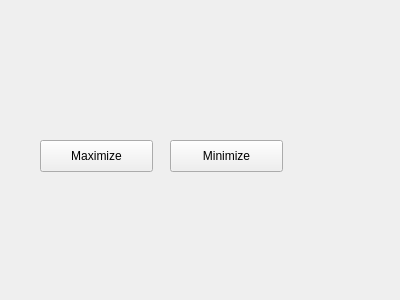
Old version of the form sample/ui/test_signal_slot.ui in the repository stephenlyu/goqtuic.
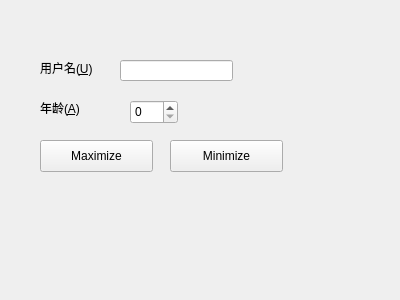
New version of the form.

Commit message: Add buddy translating support.

```diff
--- a/sample/ui/test_signal_slot.ui
+++ b/sample/ui/test_signal_slot.ui
@@ -39,6 +39,58 @@
     <string>Minimize</string>
    </property>
   </widget>
+  <widget class="QLabel" name="label">
+   <property name="geometry">
+    <rect>
+     <x>40</x>
+     <y>60</y>
+     <width>60</width>
+     <height>16</height>
+    </rect>
+   </property>
+   <property name="text">
+    <string>用户名(&amp;U)</string>
+   </property>
+   <property name="buddy">
+    <cstring>lineEdit</cstring>
+   </property>
+  </widget>
+  <widget class="QLineEdit" name="lineEdit">
+   <property name="geometry">
+    <rect>
+     <x>120</x>
+     <y>60</y>
+     <width>113</width>
+     <height>21</height>
+    </rect>
+   </property>
+  </widget>
+  <widget class="QLabel" name="label_2">
+   <property name="geometry">
+    <rect>
+     <x>40</x>
+     <y>100</y>
+     <width>60</width>
+     <height>16</height>
+    </rect>
+   </property>
+   <property name="text">
+    <string>年龄(&amp;A)</string>
+   </property>
+   <property name="buddy">
+    <cstring>spinBox</cstring>
+   </property>
+  </widget>
+  <widget class="QSpinBox" name="spinBox">
+   <property name="geometry">
+    <rect>
+     <x>130</x>
+     <y>100</y>
+     <width>48</width>
+     <height>24</height>
+    </rect>
+   </property>
+  </widget>
  </widget>
  <resources/>
  <connections>
```
Left out of the diff: 4 changed lines with no effect on the pictures. The commit also changes 1 other file.
